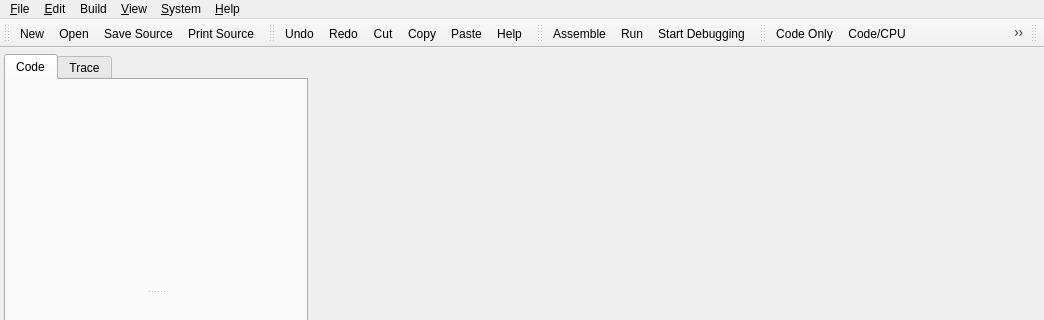
The window that mainwindow.ui (WarlockD/pep8-1) describes before a commit, drawn with Qt 5; both pictures show x 0 to 1044 and y 0 to 320 of the 1044 by 747 pixel window.
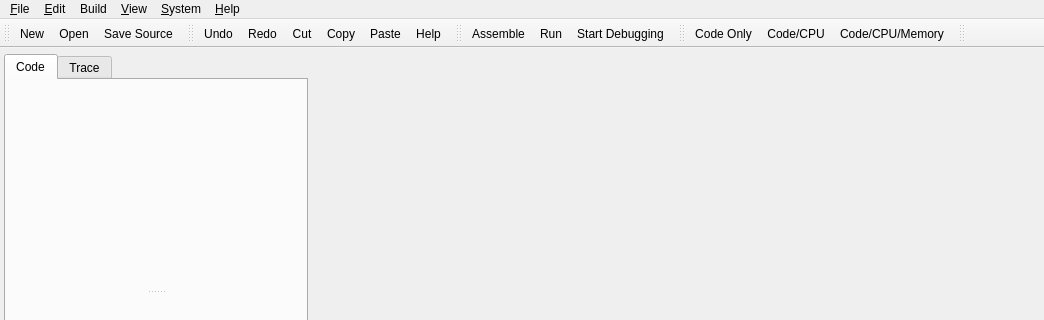
The same window after the commit. The open tabs and pages were chosen to show the change. Icons and pictures are not drawn.

Commit message: UI changes to CPU pane, memory trace pane, and main window.

What changed in the file:
```diff
--- a/mainwindow.ui
+++ b/mainwindow.ui
@@ -204,7 +204,6 @@
    <addaction name="actionFile_New"/>
    <addaction name="actionFile_Open"/>
    <addaction name="actionFile_Save_Source"/>
-   <addaction name="actionFile_Print_Source"/>
   </widget>
   <widget class="QToolBar" name="editToolBar">
    <property name="orientation">
```
Left out of the diff: 49 changed lines with no effect on the pictures. The commit also changes 2 other files.
